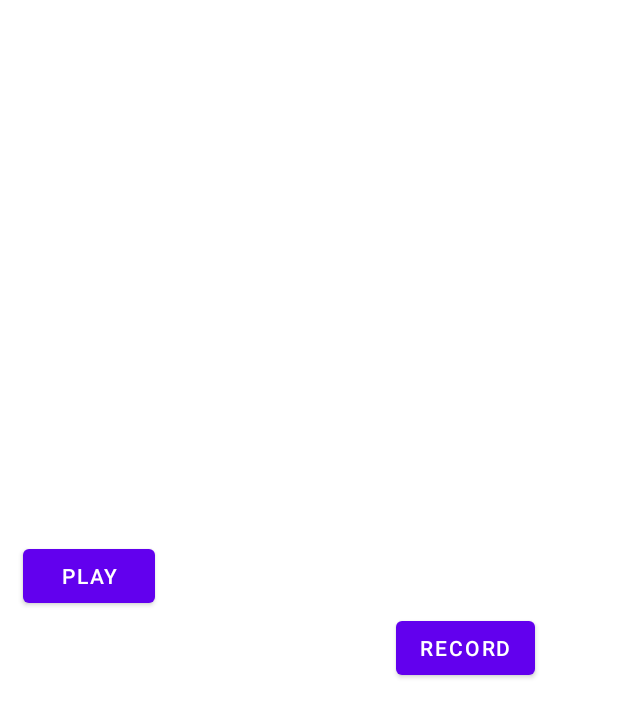
After one commit to oldbuterbrod/MireaProject, an Android app: the layout fragment_audio.xml on its own in the app's theme, with its tools: preview values and no code run, on a phone screen of 412 x 824 dp. The commit adds this screen. Shown: the top 717 px of the screen. Run offline under Robolectric (Android 15) with nearby library versions, the phone set to English and light mode, and no system bars.

Commit message:
Добавлена самостоятельная работа практики №5

```diff
--- a/app/src/main/java/ru/mirea/sidorov_m/mireaproject/MainActivity.java
+++ b/app/src/main/java/ru/mirea/sidorov_m/mireaproject/MainActivity.java
@@ -41,7 +41,7 @@ public class MainActivity extends AppCompatActivity {
         // Passing each menu ID as a set of Ids because each
         // menu should be considered as top level destinations.
         mAppBarConfiguration = new AppBarConfiguration.Builder(
-                R.id.nav_home, R.id.nav_gallery,R.id.nav_blankFragment)
+                R.id.nav_home, R.id.nav_gallery,R.id.nav_blankFragment,R.id.nav_audioFragment,R.id.nav_cameraFragment)
                 .setOpenableLayout(drawer)
                 .build();
         NavController navController = Navigation.findNavController(this, R.id.nav_host_fragment_content_main);
--- /dev/null
+++ b/app/src/main/res/layout/fragment_audio.xml
@@ -0,0 +1,33 @@
+<?xml version="1.0" encoding="utf-8"?>
+<androidx.constraintlayout.widget.ConstraintLayout xmlns:android="http://schemas.android.com/apk/res/android"
+    xmlns:app="http://schemas.android.com/apk/res-auto"
+    xmlns:tools="http://schemas.android.com/tools"
+    android:layout_width="match_parent"
+    android:layout_height="match_parent"
+    tools:context=".MainActivity">
+
+
+    <Button
+        android:id="@+id/button_record"
+        android:layout_width="wrap_content"
+        android:layout_height="wrap_content"
+        android:text="record"
+        app:layout_constraintBottom_toBottomOf="parent"
+        app:layout_constraintEnd_toEndOf="parent"
+        app:layout_constraintHorizontal_bias="0.826"
+        app:layout_constraintStart_toStartOf="parent"
+        app:layout_constraintTop_toBottomOf="@+id/button_play"
+        app:layout_constraintVertical_bias="0.0" />
+
+    <Button
+        android:id="@+id/button_play"
+        android:layout_width="wrap_content"
+        android:layout_height="wrap_content"
+        android:text="play"
+        app:layout_constraintBottom_toBottomOf="parent"
+        app:layout_constraintEnd_toStartOf="@+id/button_record"
+        app:layout_constraintHorizontal_bias="0.087"
+        app:layout_constraintStart_toStartOf="parent"
+        app:layout_constraintTop_toTopOf="parent"
+        app:layout_constraintVertical_bias="0.464" />
+</androidx.constraintlayout.widget.ConstraintLayout>
--- /dev/null
+++ b/app/src/main/res/xml/paths.xml
@@ -0,0 +1,4 @@
+<?xml version="1.0" encoding="utf-8"?>
+<paths>
+    <external-files-path name="images" path="Pictures" />
+</paths>
```
Also changed, not shown: app/src/main/AndroidManifest.xml (+16 -0 lines), app/src/main/java/ru/mirea/sidorov_m/mireaproject/AudioFragment.java (added, +134 -0 lines), app/src/main/java/ru/mirea/sidorov_m/mireaproject/CameraFragment.java (added, +101 -0 lines), app/src/main/res/layout/fragment_camera.xml (added, +19 -0 lines), app/src/main/res/menu/activity_main_drawer.xml (+8 -0 lines), app/src/main/res/navigation/mobile_navigation.xml (+10 -0 lines).
